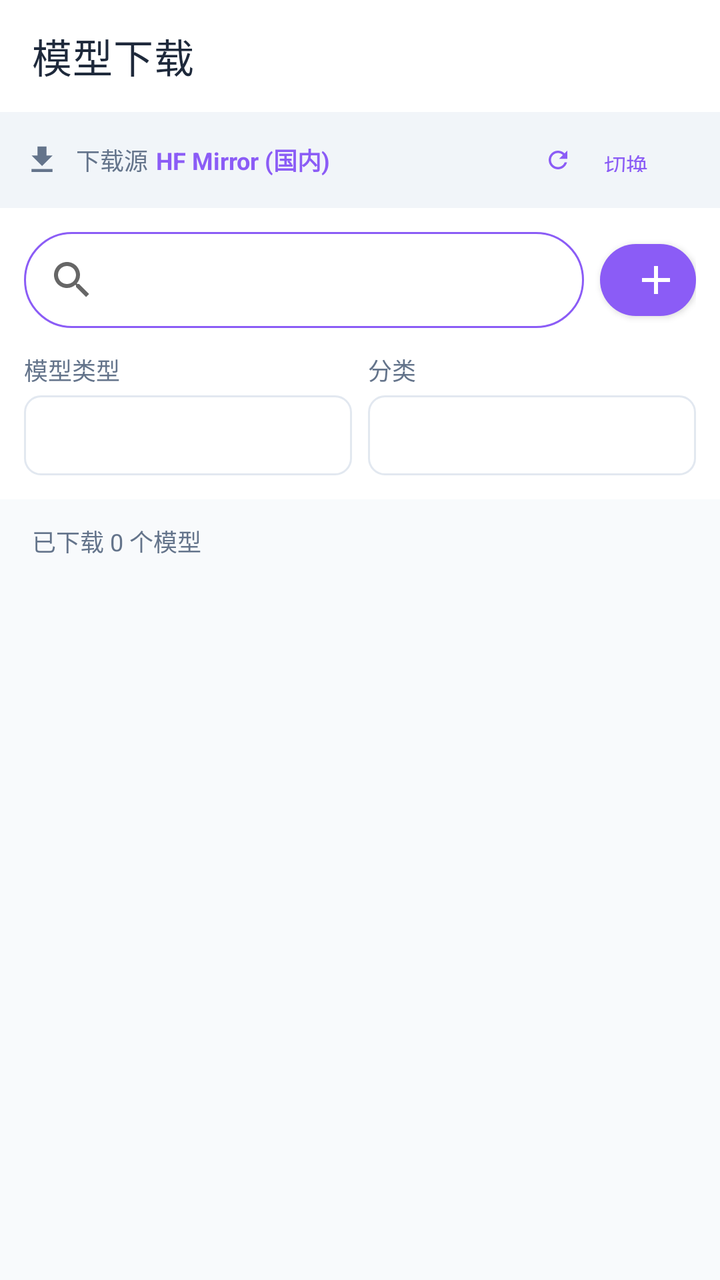
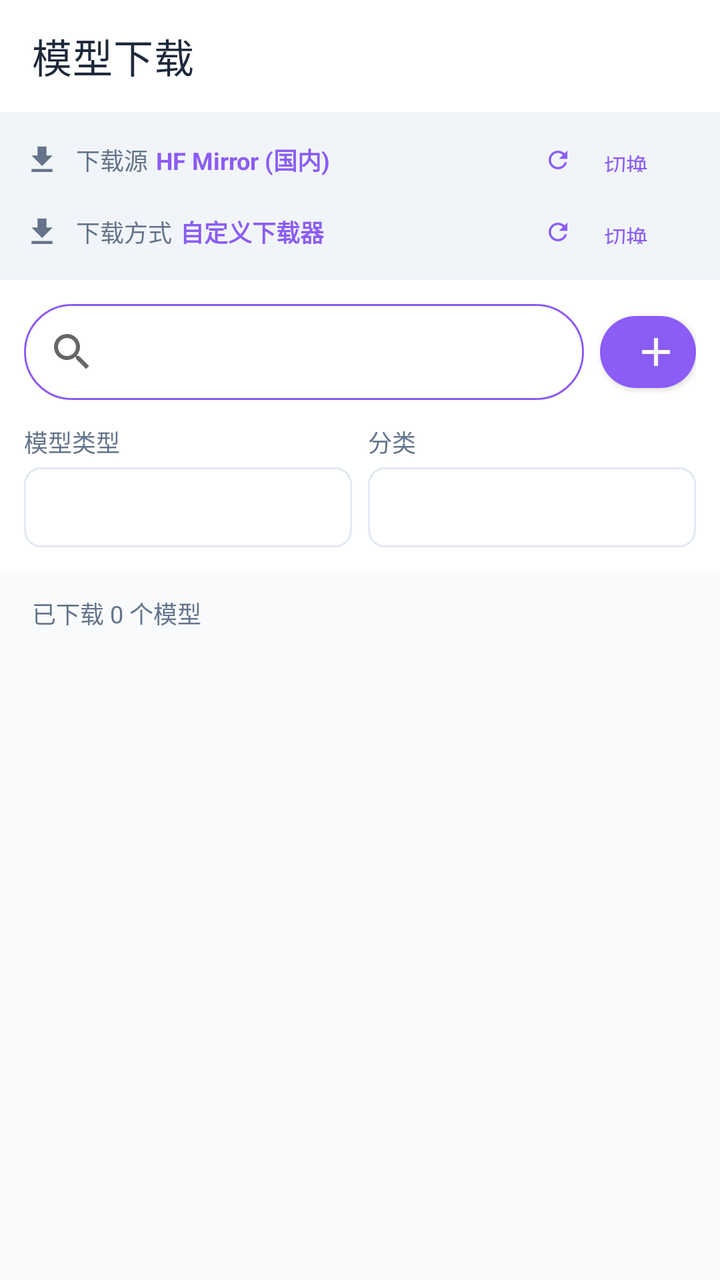

Two renders of the same Android screen: before a commit and after it. Below are the layout's source before the change and the commit's diff.
<!-- AndroidManifest.xml: activity theme Theme.OilQuizApp -->
<!-- res/layout/activity_model_download.xml -->
<?xml version="1.0" encoding="utf-8"?>
<LinearLayout xmlns:android="http://schemas.android.com/apk/res/android"
    xmlns:app="http://schemas.android.com/apk/res-auto"
    xmlns:tools="http://schemas.android.com/tools"
    android:layout_width="match_parent"
    android:layout_height="match_parent"
    android:orientation="vertical"
    tools:context=".ui.activity.ModelDownloadActivity">

    <com.google.android.material.appbar.AppBarLayout
        android:layout_width="match_parent"
        android:layout_height="wrap_content"
        app:elevation="0dp">
        <androidx.appcompat.widget.Toolbar
            android:id="@+id/toolbar"
            android:layout_width="match_parent"
            android:layout_height="?attr/actionBarSize"
            android:background="@color/surface"
            app:title="模型下载"
            app:titleTextColor="@color/text_primary"/>
    </com.google.android.material.appbar.AppBarLayout>

    <LinearLayout
        android:layout_width="match_parent"
        android:layout_height="wrap_content"
        android:orientation="vertical"
        android:paddingHorizontal="12dp"
        android:paddingVertical="8dp"
        android:background="@color/surface_variant">

        <LinearLayout
            android:layout_width="match_parent"
            android:layout_height="wrap_content"
            android:orientation="horizontal"
            android:gravity="center_vertical">

            <ImageView
                android:layout_width="18dp"
                android:layout_height="18dp"
                android:src="@drawable/ic_download"
                android:tint="@color/text_secondary"/>

            <TextView
                android:layout_width="wrap_content"
                android:layout_height="wrap_content"
                android:text="下载源"
                android:textSize="12sp"
                android:textColor="@color/text_secondary"
                android:layout_marginStart="8dp"/>

            <TextView
                android:id="@+id/tv_mirror_source"
                android:layout_width="wrap_content"
                android:layout_height="wrap_content"
                android:text="HF Mirror (国内)"
                android:textSize="12sp"
                android:textColor="@color/primary"
                android:textStyle="bold"
                android:layout_marginStart="4dp"/>

            <View
                android:layout_width="0dp"
                android:layout_height="0dp"
                android:layout_weight="1"/>

            <com.google.android.material.button.MaterialButton
                android:id="@+id/btn_switch_mirror"
                android:layout_width="wrap_content"
                android:layout_height="32dp"
                android:text="切换"
                android:textSize="11sp"
                style="@style/Widget.Material3.Button.TextButton"
                app:icon="@drawable/ic_refresh"
                app:iconSize="14dp"/>
        </LinearLayout>
    </LinearLayout>

    <LinearLayout
        android:layout_width="match_parent"
        android:layout_height="wrap_content"
        android:orientation="vertical"
        android:padding="12dp"
        android:background="@color/card_background">

        <LinearLayout
            android:layout_width="match_parent"
            android:layout_height="wrap_content"
            android:orientation="horizontal"
            android:layout_marginBottom="12dp">
            <androidx.appcompat.widget.SearchView
                android:id="@+id/search_view"
                android:layout_width="0dp"
                android:layout_height="48dp"
                android:layout_weight="1"
                android:queryHint="搜索模型名称或输入URL"
                android:background="@drawable/rounded_edittext"/>
            <com.google.android.material.button.MaterialButton
                android:id="@+id/btn_add_url"
                android:layout_width="48dp"
                android:layout_height="48dp"
                android:layout_marginStart="8dp"
                android:contentDescription="添加自定义URL"
                app:icon="@drawable/ic_add"
                app:cornerRadius="24dp"/>
        </LinearLayout>

        <LinearLayout
            android:layout_width="match_parent"
            android:layout_height="wrap_content"
            android:orientation="horizontal">

            <LinearLayout
                android:layout_width="0dp"
                android:layout_height="wrap_content"
                android:layout_weight="1"
                android:orientation="vertical"
                android:layout_marginEnd="8dp">
                <TextView
                    android:layout_width="wrap_content"
                    android:layout_height="wrap_content"
                    android:text="模型类型"
                    android:textSize="12sp"
                    android:textColor="@color/text_secondary"
                    android:layout_marginBottom="4dp"/>
                <Spinner
                    android:id="@+id/spinner_model_type"
                    android:layout_width="match_parent"
                    android:layout_height="40dp"
                    android:background="@drawable/rounded_spinner"
                    android:paddingStart="12dp"
                    android:paddingEnd="12dp"/>
            </LinearLayout>

            <LinearLayout
                android:layout_width="0dp"
                android:layout_height="wrap_content"
                android:layout_weight="1"
                android:orientation="vertical">
                <TextView
                    android:layout_width="wrap_content"
                    android:layout_height="wrap_content"
                    android:text="分类"
                    android:textSize="12sp"
                    android:textColor="@color/text_secondary"
                    android:layout_marginBottom="4dp"/>
                <Spinner
                    android:id="@+id/spinner_category"
                    android:layout_width="match_parent"
                    android:layout_height="40dp"
                    android:background="@drawable/rounded_spinner"
                    android:paddingStart="12dp"
                    android:paddingEnd="12dp"/>
            </LinearLayout>
        </LinearLayout>
    </LinearLayout>

    <TextView
        android:id="@+id/tv_download_stats"
        android:layout_width="match_parent"
        android:layout_height="wrap_content"
        android:padding="12dp"
        android:paddingStart="16dp"
        android:text="已下载 0 个模型"
        android:textSize="12sp"
        android:textColor="@color/text_secondary"
        android:background="@color/background"/>

    <TextView
        android:id="@+id/tv_search_hint"
        android:layout_width="match_parent"
        android:layout_height="wrap_content"
        android:padding="12dp"
        android:paddingStart="16dp"
        android:textSize="12sp"
        android:textColor="@color/text_secondary"
        android:background="@color/background"
        android:visibility="gone"/>

    <androidx.recyclerview.widget.RecyclerView
        android:id="@+id/recycler_view"
        android:layout_width="match_parent"
        android:layout_height="0dp"
        android:layout_weight="1"
        android:clipToPadding="false"
        android:padding="12dp"/>

</LinearLayout>
<!-- resources referenced by this layout -->
<resources>
  <color name="background">#F8FAFC</color>
  <color name="card_background">#FFFFFF</color>
  <color name="primary">#8B5CF6</color>
  <color name="surface">#FFFFFF</color>
  <color name="surface_variant">#F1F5F9</color>
  <color name="text_primary">#1E293B</color>
  <color name="text_secondary">#64748B</color>
  <!-- drawable ic_add (drawable) -->
  <?xml version="1.0" encoding="utf-8"?>
  <vector xmlns:android="http://schemas.android.com/apk/res/android"
      android:width="24dp"
      android:height="24dp"
      android:viewportWidth="24"
      android:viewportHeight="24">
      <path
          android:fillColor="#FFFFFF"
          android:pathData="M19,13h-6v6h-2v-6H5v-2h6V5h2v6h6v2z"/>
  </vector>
  <!-- drawable ic_download (drawable) -->
  <?xml version="1.0" encoding="utf-8"?>
  <vector xmlns:android="http://schemas.android.com/apk/res/android"
      android:width="24dp"
      android:height="24dp"
      android:viewportWidth="24"
      android:viewportHeight="24">
      <path
          android:fillColor="#000000"
          android:pathData="M19,9h-4V3H9v6H5l7,7 7,-7zM5,18v2h14v-2H5z"/>
  </vector>
  <!-- drawable ic_refresh (drawable) -->
  <vector xmlns:android="http://schemas.android.com/apk/res/android"
      android:width="24dp"
      android:height="24dp"
      android:viewportWidth="24"
      android:viewportHeight="24"
      android:tint="?attr/colorOnSurfaceVariant">
      <path
          android:fillColor="@android:color/white"
          android:pathData="M17.65,6.35C16.2,4.9 14.21,4 12,4c-4.42,0-7.99,3.58-7.99,8s3.57,8 7.99,8c3.73,0 6.84-2.55 7.73-6h-2.08c-.82,2.33-3.04,4-5.65,4-3.31,0-6-2.69-6-6s2.69-6 6-6c1.66,0 3.14,.69 4.22,1.78L13,11h7V4l-2.35,2.35z"/>
  </vector>
  <!-- drawable rounded_edittext (drawable) -->
  <?xml version="1.0" encoding="utf-8"?>
  <shape xmlns:android="http://schemas.android.com/apk/res/android"
      android:shape="rectangle">
      <solid android:color="@color/surface"/>
      <stroke
          android:width="1dp"
          android:color="@color/primary"/>
      <corners android:radius="28dp"/>
  </shape>
  <!-- drawable rounded_spinner (drawable) -->
  <?xml version="1.0" encoding="utf-8"?>
  <shape xmlns:android="http://schemas.android.com/apk/res/android"
      android:shape="rectangle">
      <solid android:color="@color/surface" />
      <corners android:radius="8dp" />
      <stroke
          android:width="1dp"
          android:color="@color/outline" />
  </shape>
  <style name="Theme.OilQuizApp" parent="Theme.OilQuizApp.Base" />
  <color name="outline">#E2E8F0</color>
  <style name="Theme.OilQuizApp.Base" parent="Theme.MaterialComponents.DayNight.NoActionBar">
          <item name="colorPrimary">@color/primary</item>
          <item name="colorPrimaryVariant">@color/primary_dark</item>
          <item name="colorOnPrimary">@color/on_primary</item>
          <item name="colorSecondary">@color/secondary</item>
          <item name="colorSecondaryVariant">@color/secondary_container</item>
          <item name="colorOnSecondary">@color/on_secondary</item>
          <item name="android:statusBarColor">@color/primary_dark</item>
          <item name="android:windowBackground">@color/background</item>
          <item name="colorSurface">@color/surface</item>
          <item name="colorOnSurface">@color/on_surface</item>
          <item name="colorError">@color/error</item>
          <item name="colorOnError">@color/on_error</item>
          
          <item name="colorOnSurfaceVariant">@color/on_surface_variant</item>
          <item name="colorBackground">@color/background</item>
          <item name="colorOnBackground">@color/on_background</item>
      </style>
  <color name="primary_dark">#7C3AED</color>
  <color name="on_primary">#FFFFFF</color>
  <color name="secondary">#06B6D4</color>
  <color name="secondary_container">#CFFAFE</color>
  <color name="on_secondary">#FFFFFF</color>
  <color name="on_surface">#1E293B</color>
  <color name="error">#EF4444</color>
  <color name="on_error">#FFFFFF</color>
  <color name="on_surface_variant">#64748B</color>
  <color name="on_background">#1E293B</color>
</resources>

<!-- the commit's change to res/layout/activity_model_download.xml (unified diff, before → after) -->
@@ -65,6 +65,53 @@
 
             <com.google.android.material.button.MaterialButton
                 android:id="@+id/btn_switch_mirror"
+                android:layout_width="wrap_content"
+                android:layout_height="32dp"
+                android:text="切换"
+                android:textSize="11sp"
+                style="@style/Widget.Material3.Button.TextButton"
+                app:icon="@drawable/ic_refresh"
+                app:iconSize="14dp"/>
+        </LinearLayout>
+
+        <LinearLayout
+            android:layout_width="match_parent"
+            android:layout_height="wrap_content"
+            android:orientation="horizontal"
+            android:gravity="center_vertical"
+            android:layout_marginTop="4dp">
+
+            <ImageView
+                android:layout_width="18dp"
+                android:layout_height="18dp"
+                android:src="@drawable/ic_download"
+                android:tint="@color/text_secondary"/>
+
+            <TextView
+                android:layout_width="wrap_content"
+                android:layout_height="wrap_content"
+                android:text="下载方式"
+                android:textSize="12sp"
+                android:textColor="@color/text_secondary"
+                android:layout_marginStart="8dp"/>
+
+            <TextView
+                android:id="@+id/tv_download_method"
+                android:layout_width="wrap_content"
+                android:layout_height="wrap_content"
+                android:text="自定义下载器"
+                android:textSize="12sp"
+                android:textColor="@color/primary"
+                android:textStyle="bold"
+                android:layout_marginStart="4dp"/>
+
+            <View
+                android:layout_width="0dp"
+                android:layout_height="0dp"
+                android:layout_weight="1"/>
+
+            <com.google.android.material.button.MaterialButton
+                android:id="@+id/btn_switch_download_method"
                 android:layout_width="wrap_content"
                 android:layout_height="32dp"
                 android:text="切换"
